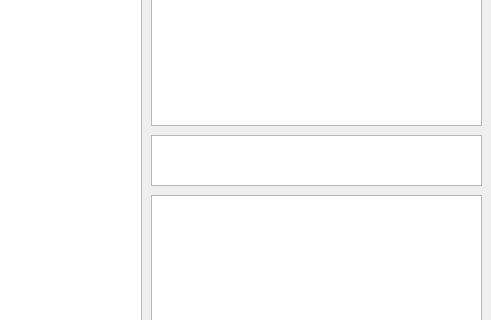
Qt form Editor_window.ui (sidhiadkoli/flamingo) before a commit; both pictures show x 389 to 880 and y 204 to 524 of the 880 by 674 pixel window.
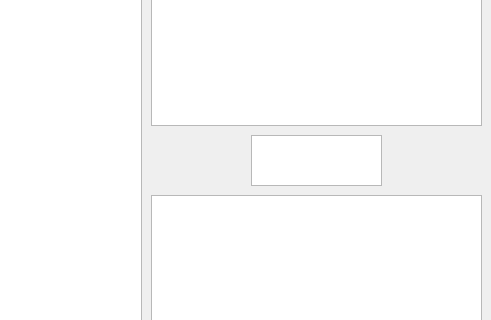
The same form after that commit.

Patch:
```diff
--- a/Editor_window.ui
+++ b/Editor_window.ui
@@ -133,15 +133,18 @@
      </property>
     </widget>
    </widget>
-   <widget class="QListWidget" name="flowerList">
+   <widget class="QTextEdit" name="flowerTextEdit">
     <property name="geometry">
      <rect>
-      <x>540</x>
+      <x>640</x>
       <y>320</y>
-      <width>331</width>
+      <width>131</width>
       <height>51</height>
      </rect>
     </property>
+    <property name="readOnly">
+     <bool>true</bool>
+    </property>
    </widget>
   </widget>
   <widget class="QMenuBar" name="menubar">
```
